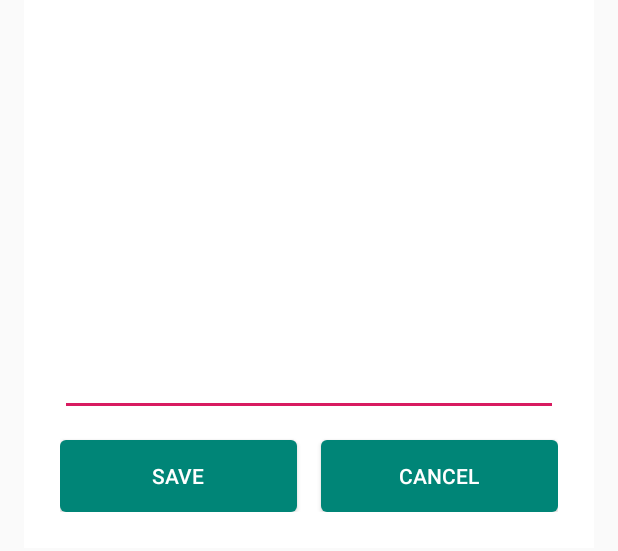
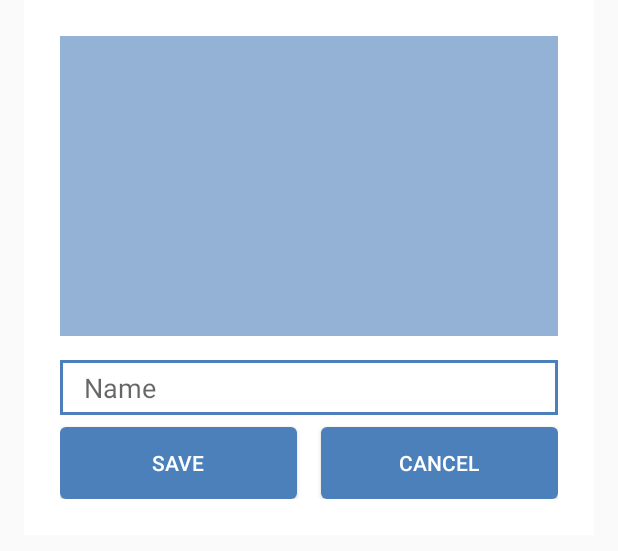
Before and after one commit to Malikanhar/Android-Face-Recognition, an Android app: the layout dialog_register.xml on its own in the app's theme, with its tools: preview values and no code run, on a phone screen of 412 x 824 dp. Shown: the top 551 px of the screen. Run offline under Robolectric (Android 15) with nearby library versions, the phone set to English and light mode, and no system bars; network calls fail.

Commit message:
Update UI

```diff
--- /dev/null
+++ b/app/src/main/res/drawable/bg_edit_text.xml
@@ -0,0 +1,15 @@
+<?xml version="1.0" encoding="utf-8"?>
+<shape xmlns:android="http://schemas.android.com/apk/res/android">
+    <stroke
+            android:width="2dp"
+            android:color="@color/colorPrimary" />
+    <solid
+            android:color="#00FFFFFF"
+            android:paddingLeft="6dp"
+            android:paddingTop="6dp" />
+    <padding
+            android:bottom="6dp"
+            android:left="6dp"
+            android:right="6dp"
+            android:top="6dp" />
+</shape>
--- a/app/src/main/res/layout/activity_detection.xml
+++ b/app/src/main/res/layout/activity_detection.xml
@@ -26,8 +26,8 @@
             android:id="@+id/btn_register"
             android:layout_width="match_parent"
             android:layout_height="wrap_content"
-            android:text="Register New Face"
+            android:text="Add Person"
             app:layout_constraintBottom_toBottomOf="parent"
-            style="@style/buttonPrimary"/>
+            style="@style/ButtonFloatShort"/>
 
 </android.support.constraint.ConstraintLayout>
--- a/app/src/main/res/layout/dialog_register.xml
+++ b/app/src/main/res/layout/dialog_register.xml
@@ -13,20 +13,29 @@
             android:id="@+id/iv_capture"
             android:layout_width="match_parent"
             android:layout_height="200dp"
+            android:background="@color/colorAccent"
+            app:layout_constraintStart_toStartOf="parent"
+            app:layout_constraintEnd_toEndOf="parent"
             app:layout_constraintTop_toTopOf="parent"/>
 
     <EditText
             android:id="@+id/et_name"
             android:layout_width="match_parent"
             android:layout_height="wrap_content"
-            android:layout_marginTop="8dp"
+            android:layout_marginTop="16dp"
+            android:paddingStart="16sp"
+            android:paddingEnd="16sp"
+            android:hint="Name"
+            android:background="@drawable/bg_edit_text"
+            app:layout_constraintStart_toStartOf="parent"
+            app:layout_constraintEnd_toEndOf="parent"
             app:layout_constraintTop_toBottomOf="@id/iv_capture"/>
 
     <Button
             android:id="@+id/btn_save"
             style="@style/ButtonFloatShort"
             android:layout_width="0dp"
-            android:layout_marginTop="16dp"
+            android:layout_marginTop="8dp"
             android:text="Save"
             app:layout_constraintEnd_toStartOf="@id/btn_cancel"
             app:layout_constraintStart_toStartOf="parent"
@@ -36,7 +45,7 @@
             android:id="@+id/btn_cancel"
             style="@style/ButtonFloatShort"
             android:layout_width="0dp"
-            android:layout_marginTop="16dp"
+            android:layout_marginTop="8dp"
             android:layout_marginStart="16dp"
             android:text="Cancel"
             app:layout_constraintEnd_toEndOf="parent"
--- a/app/src/main/res/values/colors.xml
+++ b/app/src/main/res/values/colors.xml
@@ -1,6 +1,6 @@
 <?xml version="1.0" encoding="utf-8"?>
 <resources>
-    <color name="colorPrimary">#008577</color>
-    <color name="colorPrimaryDark">#00574B</color>
-    <color name="colorAccent">#D81B60</color>
+    <color name="colorPrimary">#4c80bb</color>
+    <color name="colorPrimaryDark">#3e6ca2</color>
+    <color name="colorAccent">#93b2d6</color>
 </resources>
--- a/build.gradle
+++ b/build.gradle
@@ -19,7 +19,6 @@ allprojects {
     repositories {
         google()
         jcenter()
-        mavenLocal()
     }
 }
 
```
Also changed, not shown: app/src/main/java/com/example/kilam/androidfacerecognition/MainActivity.kt (+42 -19 lines), app/src/main/res/values/styles.xml (+0 -9 lines).
